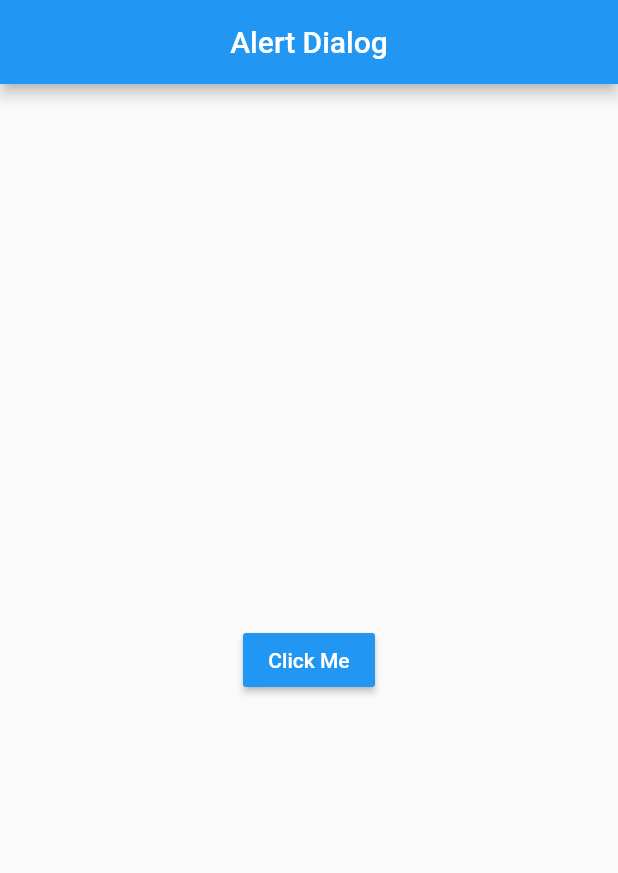
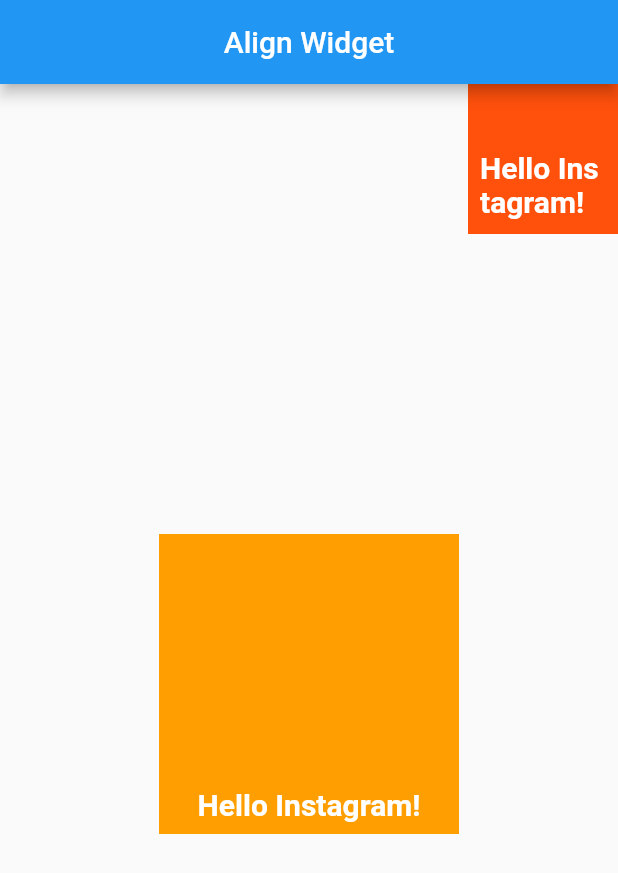
Before and after one commit to rebixpl/flutter_widgets, a Flutter app: the screen it shows after launch, on a phone screen of 412 x 824 dp. Shown: the top 873 px of the screen. Run offline on Flutter 3.47's test engine with Material 2 defaults, Android fonts, the light colour scheme and no system bars.

Commit message:
#3 AlignWidget

```diff
--- a/lib/main.dart
+++ b/lib/main.dart
@@ -1,6 +1,5 @@
 import 'package:flutter/material.dart';
-import 'package:flutter_widgets/widgets/1_about_dialog/about_dialog_widget.dart';
-import 'package:flutter_widgets/widgets/2_alert_dialog/alert_dialog_widget.dart';
+import 'package:flutter_widgets/widgets/2_align/align_widget.dart';
 
 void main() {
   runApp(const MyApp());
@@ -15,7 +14,7 @@
       theme: ThemeData(
         primarySwatch: Colors.blue,
       ),
-      home: const AlertDialogWidget(),
+      home: const AlignWidget(),
     );
   }
 }
--- /dev/null
+++ b/lib/widgets/2_align/align_widget.dart
@@ -0,0 +1,92 @@
+import 'package:flutter/material.dart';
+
+class AlignWidget extends StatelessWidget {
+  const AlignWidget({super.key});
+
+  @override
+  Widget build(BuildContext context) {
+    return Scaffold(
+      appBar: AppBar(
+        centerTitle: true,
+        title: const Text('Align Widget'),
+      ),
+      body: SingleChildScrollView(
+        // child: Column(
+        //   children: [
+        //     Container(
+        //       width: double.infinity,
+        //       height: 200.0,
+        //       color: const Color(0xffff9e00),
+        //       child: const Align(
+        //         alignment: Alignment.bottomCenter,
+        //         child: TextWidget(),
+        //       ),
+        //     ),
+        //     const SizedBox(height: 10.0),
+        //     Container(
+        //       width: double.infinity,
+        //       height: 200.0,
+        //       color: const Color(0xffff500c),
+        //       child: const Align(
+        //         alignment: Alignment(-0.40, 0.90),
+        //         child: TextWidget(),
+        //       ),
+        //     ),
+        //   ],
+        // ),
+        child: SizedBox(
+          height: 500,
+          child: Stack(
+            children: [
+              Align(
+                alignment: Alignment.bottomCenter,
+                child: Container(
+                  width: 200.0,
+                  height: 200.0,
+                  color: const Color(0xffff9e00),
+                  child: const Align(
+                    alignment: Alignment.bottomCenter,
+                    child: TextWidget(),
+                  ),
+                ),
+              ),
+              Align(
+                alignment: Alignment.topRight,
+                child: Container(
+                  width: 100.0,
+                  height: 100.0,
+                  color: const Color(0xffff500c),
+                  child: const Align(
+                    alignment: Alignment(-0.40, 0.90),
+                    child: TextWidget(),
+                  ),
+                ),
+              ),
+            ],
+          ),
+        ),
+      ),
+    );
+  }
+}
+
+class TextWidget extends StatelessWidget {
+  const TextWidget({
+    Key? key,
+  }) : super(key: key);
+
+  @override
+  Widget build(BuildContext context) {
+    return const Padding(
+      padding: EdgeInsets.all(8.0),
+      child: Text(
+        "Hello Instagram!",
+        style: TextStyle(
+          color: Colors.white,
+          fontWeight: FontWeight.bold,
+          fontSize: 20.0,
+        ),
+      ),
+    );
+  }
+}
```
